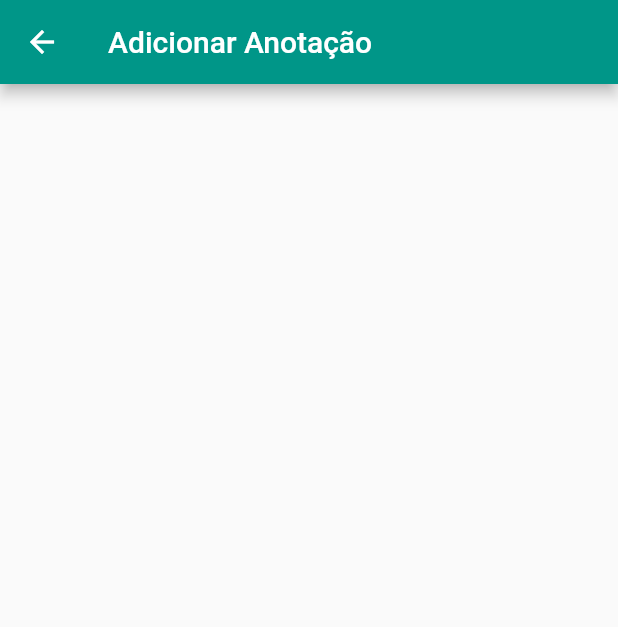
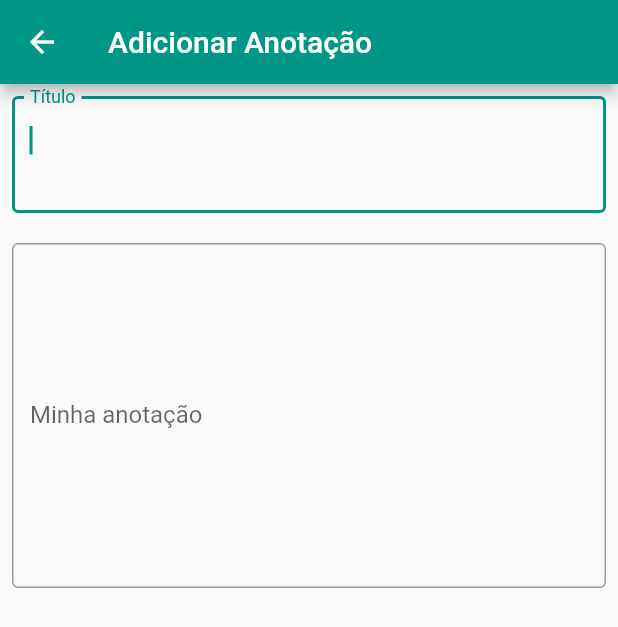
Before and after one commit to adson-matheus/NotesApp, a Flutter app: the AddAnotacao screen opened by its route, on a phone screen of 412 x 824 dp. Shown: the top 627 px of the screen. Run offline on Flutter 3.47's test engine with Material 2 defaults, Android fonts, the phone set to English and light mode, and no system bars.

Commit message:
layout da tela de adicionar anotacao

```diff
--- a/lib/nova_anotacao.dart
+++ b/lib/nova_anotacao.dart
@@ -1,15 +1,59 @@
 import 'package:flutter/material.dart';
 
-class AddAnotacao extends StatelessWidget {
+class AddAnotacao extends StatefulWidget {
   const AddAnotacao({Key? key}) : super(key: key);
 
   @override
+  _AddAnotacaoState createState() => _AddAnotacaoState();
+}
+
+class _AddAnotacaoState extends State<AddAnotacao> {
+  @override
   Widget build(BuildContext context) {
     return Scaffold(
-      appBar: AppBar(
-        title: const Text('Adicionar Anotação'),
+        appBar: AppBar(
+          title: const Text('Adicionar Anotação'),
+        ),
+        body: SizedBox(
+          width: double.infinity,
+          height: double.infinity,
+          child: Padding(
+            padding: const EdgeInsets.all(8.0),
+            child: Column(
+              mainAxisAlignment: MainAxisAlignment.start,
+              children: <Widget>[
+                const Fields(
+                  title: 'Título',
+                  maxLines: 2,
+                ),
+                Container(height: 20.0),
+                const Fields(
+                  title: 'Minha anotação',
+                  maxLines: 10,
+                ),
+              ],
+            ),
+          ),
+        ));
+  }
+}
+
+class Fields extends StatelessWidget {
+  final String? title;
+  final int? maxLines;
+
+  const Fields({Key? key, this.title, this.maxLines}) : super(key: key);
+
+  @override
+  Widget build(BuildContext context) {
+    return TextField(
+      maxLines: maxLines,
+      autofocus: true,
+      style: const TextStyle(fontSize: 16),
+      decoration: InputDecoration(
+        labelText: '$title',
+        border: const OutlineInputBorder(),
       ),
-      body: Container(),
     );
   }
 }
```
